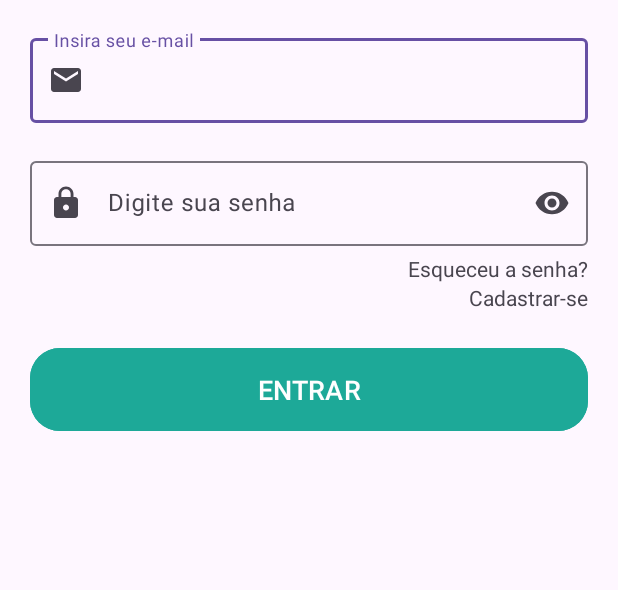
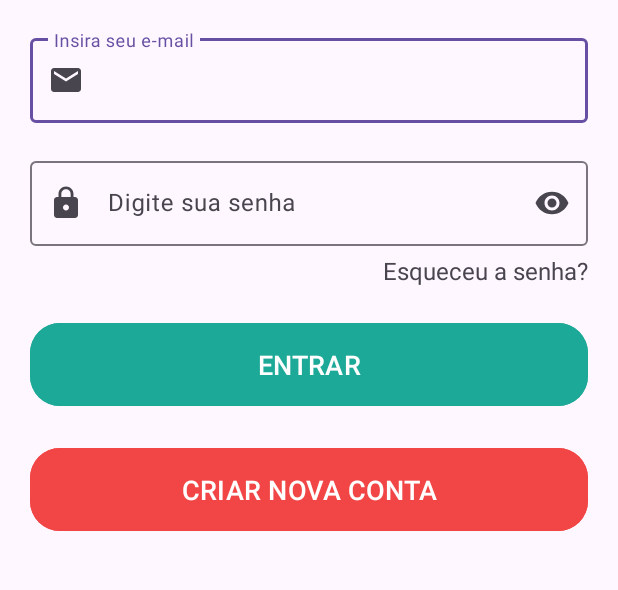
Before and after one commit to Milton-Pires/Bicyclapp, an Android app: the screen it shows after launch (LoginActivity), on a phone screen of 412 x 824 dp, the part 354-944 px from its top. Run offline under Robolectric (Android 15) with nearby library versions, the phone set to English and light mode, and no system bars.

Commit message:
Layout recupar+cadastro

```diff
--- a/app/src/main/res/layout/login_layout.xml
+++ b/app/src/main/res/layout/login_layout.xml
@@ -63,15 +63,10 @@
         android:layout_height="wrap_content"
         android:layout_gravity="end"
         android:layout_marginTop="5dp"
-        android:text="Esqueceu a senha?" />
+        android:text="Esqueceu a senha?"
+        android:textSize="16sp"/>
 
-    <TextView
-        android:id="@+id/txtCadastrar"
-        android:layout_width="wrap_content"
-        android:layout_height="wrap_content"
-        android:layout_alignEnd="@+id/txtEsqueceu"
-        android:layout_gravity="end"
-        android:text="Cadastrar-se" />
+
 
 
     <com.google.android.material.button.MaterialButton
@@ -84,6 +79,20 @@
         android:text="entrar"
         android:textAllCaps="true"
         android:textSize="18dp"
+        app:cornerRadius="20dp"
+        >
+
+    </com.google.android.material.button.MaterialButton>
+    <com.google.android.material.button.MaterialButton
+        android:id="@+id/btnCadastro"
+        android:layout_width="match_parent"
+        android:layout_height="wrap_content"
+        android:layout_marginTop="20sp"
+        android:backgroundTint="#F24545"
+        android:padding="15dp"
+        android:text="criar nova conta"
+        android:textAllCaps="true"
+        android:textSize="18dp"
         app:cornerRadius="20dp">
 
     </com.google.android.material.button.MaterialButton>
```
Also changed, not shown: app/src/main/AndroidManifest.xml (+13 -9 lines), app/src/main/java/br/com/etecia/biscoiteapp/CadastrarUsuarioActivity.java (added, +24 -0 lines), app/src/main/java/br/com/etecia/biscoiteapp/RecuperarSenhaActivity.java (added, +24 -0 lines), app/src/main/res/layout/cadastrar_usuario_layout.xml (added, +10 -0 lines), app/src/main/res/layout/recuperar_senha_layout.xml (added, +10 -0 lines).
